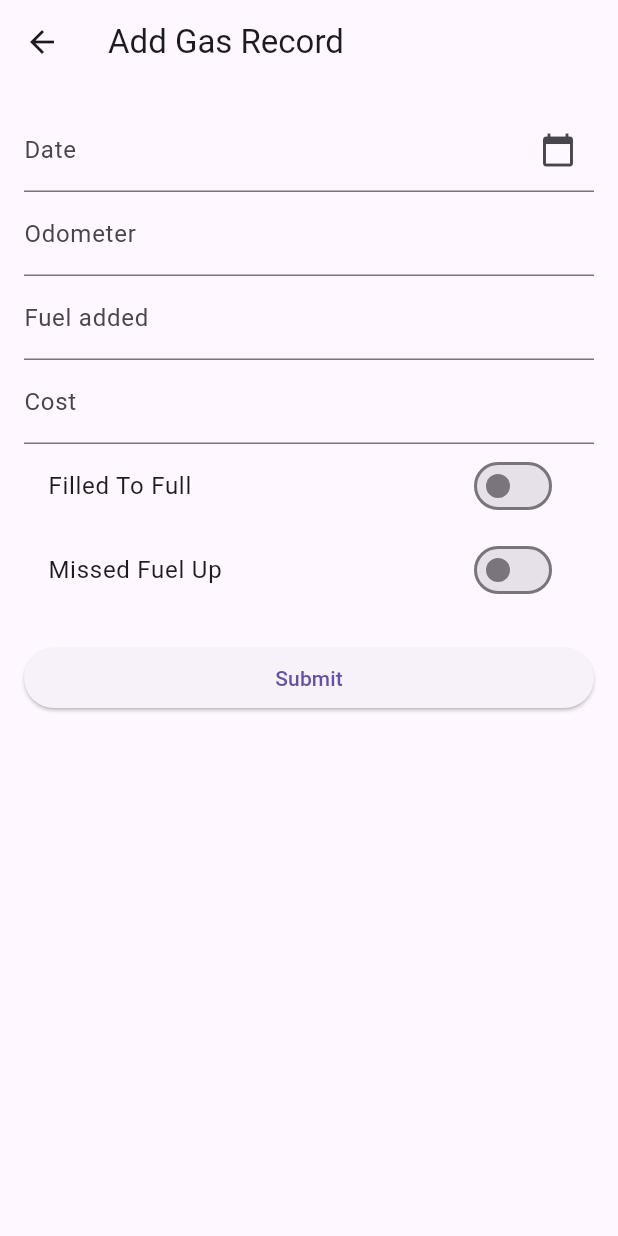
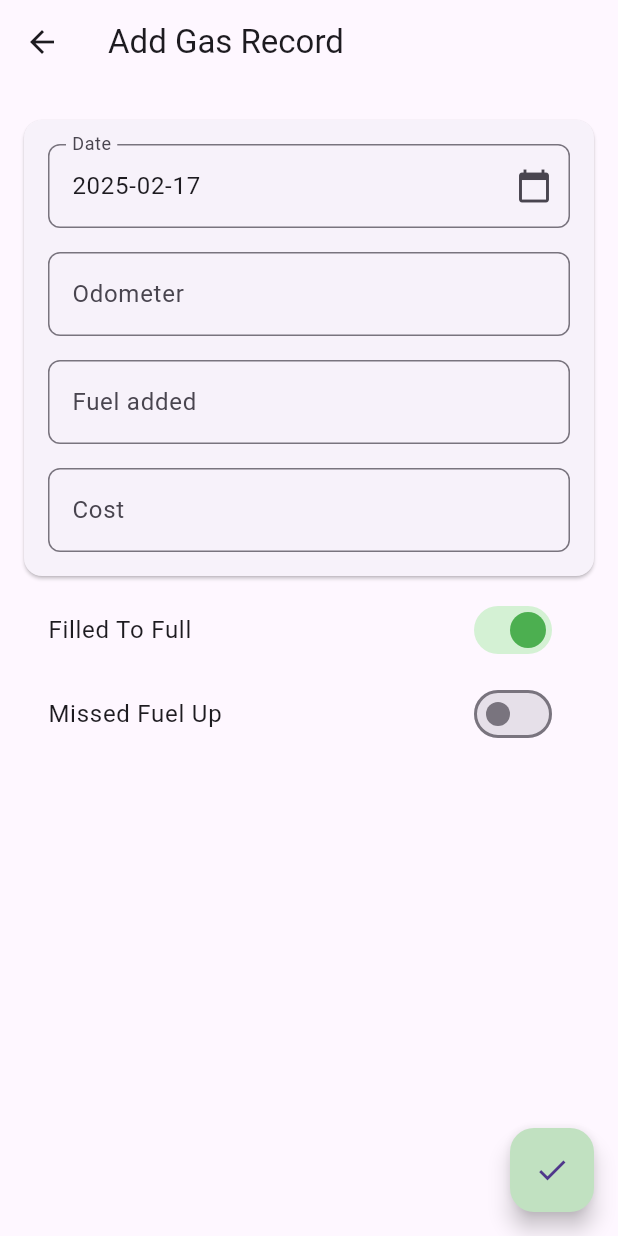
Before and after one commit to davidlesicnik/mobilelogger, a Flutter app: the AddGasRecordPage screen opened directly with empty values, on a phone screen of 412 x 824 dp. Run offline on Flutter 3.47's test engine with Material 3 defaults, Android fonts, the phone set to English and light mode, and no system bars; our stand-ins replace sqflite; accounts and stored records are empty.

Commit message:
updated appearance of add gas record page

```diff
--- a/lib/add_gas_record_page.dart
+++ b/lib/add_gas_record_page.dart
@@ -3,6 +3,7 @@ import 'dart:convert';
 import 'package:http/http.dart' as http;
 import 'package:sqflite/sqflite.dart';
 import 'package:path/path.dart' as path_helper;
+import 'package:intl/intl.dart';
 
 class AddGasRecordPage extends StatefulWidget {
   final String vehicleId;
@@ -19,7 +20,7 @@ class _AddGasRecordPageState extends State<AddGasRecordPage> {
   final TextEditingController _odometerController = TextEditingController();
   final TextEditingController _fuelConsumedController = TextEditingController();
   final TextEditingController _costController = TextEditingController();
-  bool _isFillToFull = false;
+  bool _isFillToFull = true; // Preselect "Filled To Full" by default
   bool _missedFuelUp = false;
   late String basicAuth;
   late String baseUrl;
@@ -29,6 +30,7 @@ class _AddGasRecordPageState extends State<AddGasRecordPage> {
   void initState() {
     super.initState();
     _initDatabase();
+    _dateController.text = DateFormat('yyyy-MM-dd').format(DateTime.now()); // Prefill with today's date
   }
 
   @override
@@ -133,6 +135,12 @@ class _AddGasRecordPageState extends State<AddGasRecordPage> {
           key: _formKey,
           child: ListView(
             children: [
+              Card(
+                margin: const EdgeInsets.symmetric(vertical: 8.0),
+                child: Padding(
+                  padding: const EdgeInsets.all(16.0),
+                  child: Column(
+                    children: [
                       TextFormField(
                         controller: _dateController,
                         decoration: InputDecoration(
@@ -141,6 +149,9 @@ class _AddGasRecordPageState extends State<AddGasRecordPage> {
                             icon: Icon(Icons.calendar_today),
                             onPressed: () => _selectDate(context),
                           ),
+                          border: OutlineInputBorder(
+                            borderRadius: BorderRadius.circular(8.0),
+                          ),
                         ),
                         validator: (value) {
                           if (value == null || value.isEmpty) {
@@ -148,10 +159,18 @@ class _AddGasRecordPageState extends State<AddGasRecordPage> {
                           }
                           return null;
                         },
+                        readOnly: true,
+                        onTap: () => _selectDate(context),
                       ),
+                      SizedBox(height: 16.0),
                       TextFormField(
                         controller: _odometerController,
-                decoration: InputDecoration(labelText: 'Odometer'),
+                        decoration: InputDecoration(
+                          labelText: 'Odometer',
+                          border: OutlineInputBorder(
+                            borderRadius: BorderRadius.circular(8.0),
+                          ),
+                        ),
                         validator: (value) {
                           if (value == null || value.isEmpty) {
                             return 'Please enter the odometer reading';
@@ -159,9 +178,15 @@ class _AddGasRecordPageState extends State<AddGasRecordPage> {
                           return null;
                         },
                       ),
+                      SizedBox(height: 16.0),
                       TextFormField(
                         controller: _fuelConsumedController,
-                decoration: InputDecoration(labelText: 'Fuel added'),
+                        decoration: InputDecoration(
+                          labelText: 'Fuel added',
+                          border: OutlineInputBorder(
+                            borderRadius: BorderRadius.circular(8.0),
+                          ),
+                        ),
                         validator: (value) {
                           if (value == null || value.isEmpty) {
                             return 'Please enter the fuel added';
@@ -169,15 +194,25 @@ class _AddGasRecordPageState extends State<AddGasRecordPage> {
                           return null;
                         },
                       ),
+                      SizedBox(height: 16.0),
                       TextFormField(
                         controller: _costController,
-                decoration: InputDecoration(labelText: 'Cost'),
+                        decoration: InputDecoration(
+                          labelText: 'Cost',
+                          border: OutlineInputBorder(
+                            borderRadius: BorderRadius.circular(8.0),
+                          ),
+                        ),
                         validator: (value) {
                           if (value == null || value.isEmpty) {
                             return 'Please enter the cost';
                           }
                           return null;
                         },
+                      ),
+                    ],
+                  ),
+                ),
               ),
               SwitchListTile(
                 title: Text('Filled To Full'),
@@ -187,6 +222,10 @@ class _AddGasRecordPageState extends State<AddGasRecordPage> {
                     _isFillToFull = value;
                   });
                 },
+                activeColor: Colors.green, // Pastel green color for the thumb
+                activeTrackColor: Color(0xFFD4F1D4), // Light steel blue color for the track
+                inactiveThumbColor: Colors.grey, // Grey color for the thumb when inactive
+                inactiveTrackColor: Colors.black12, // Light grey color for the track when inactive
               ),
               SwitchListTile(
                 title: Text('Missed Fuel Up'),
@@ -196,16 +235,19 @@ class _AddGasRecordPageState extends State<AddGasRecordPage> {
                     _missedFuelUp = value;
                   });
                 },
-              ),
-              SizedBox(height: 20),
-              ElevatedButton(
-                onPressed: _submitForm,
-                child: Text('Submit'),
+                activeColor: Color(0xFFC1E1C1), // Pastel green color
               ),
             ],
           ),
         ),
       ),
+      floatingActionButton: FloatingActionButton(
+        onPressed: _submitForm,
+        child: Icon(Icons.check),
+        backgroundColor: Color(0xFFC1E1C1), // Pastel green color
+        // Increase the size of the FAB
+        mini: false,
+      ),
     );
   }
 }
--- a/lib/vehicledetail.dart
+++ b/lib/vehicledetail.dart
@@ -171,6 +171,7 @@ class _VehicleDetailPageState extends State<VehicleDetailPage> {
     return Scaffold(
       appBar: AppBar(
         title: Text('${widget.car.year} ${widget.car.make} ${widget.car.model}'),
+        backgroundColor: Colors.green, // Set AppBar color to green
       ),
       body: isLoading
           ? const Center(child: CircularProgressIndicator())
@@ -198,6 +199,7 @@ class _VehicleDetailPageState extends State<VehicleDetailPage> {
           }
         },
         child: Icon(Icons.add),
+        backgroundColor: Colors.green, // Set FAB color to green
       ),
     );
   }
@@ -276,7 +278,7 @@ class RecordListItem extends StatelessWidget {
       case 'Repair':
         return Colors.red;
       case 'Upgrade':
-        return Colors.purple;
+        return Colors.green; // Change to green
       case 'Tax':
         return Colors.orange;
       default:
```
Also changed, not shown: 5 other files. Lines whose indentation alone changed are shown as unchanged.
